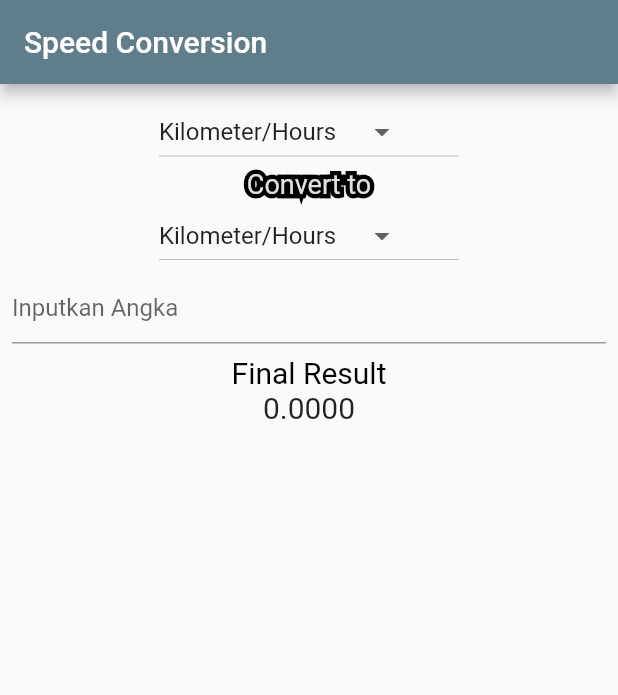
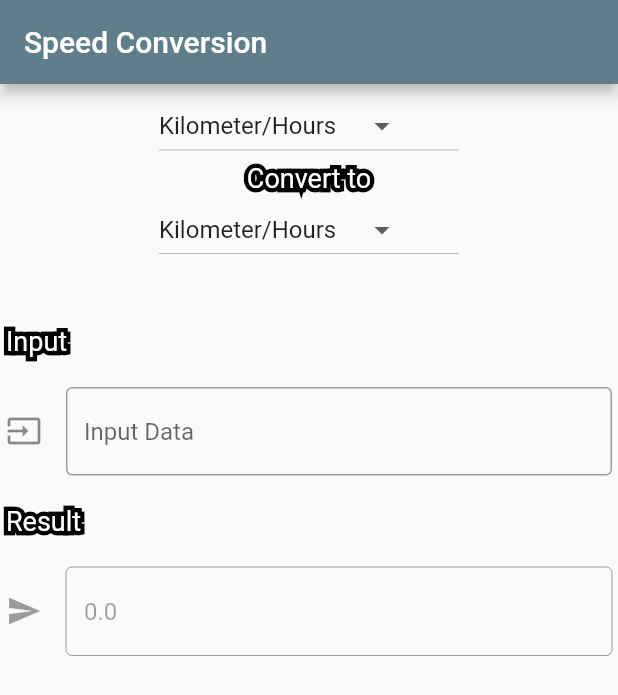
Before and after one commit to yusptar/kuis-1-pemrograman-mobile, a Flutter app: the screen it shows after launch, on a phone screen of 412 x 824 dp. Shown: the top 695 px of the screen. Run offline on Flutter 3.47's test engine with Material 2 defaults, Android fonts, the light colour scheme and no system bars.

Commit message:
progress 3

```diff
--- a/lib/converttext.dart
+++ b/lib/converttext.dart
@@ -22,7 +22,7 @@ class ConvertText extends StatelessWidget {
           'Convert to',
           style: TextStyle(
             fontSize: 18,
-            color: Colors.grey[300],
+            color: Colors.white,
           ),
         ),
       ],
--- a/lib/input.dart
+++ b/lib/input.dart
@@ -12,15 +12,50 @@ class Input extends StatelessWidget {
 
   @override
   Widget build(BuildContext context) {
-    return TextFormField(
+    return Column(
+      children: [
+        Stack(
+          children: <Widget>[
+            Container(
+              alignment: Alignment.centerLeft,
+              child: Text(
+                'Input',
+                style: TextStyle(
+                    fontSize: 18,
+                    foreground: Paint()
+                      ..style = PaintingStyle.stroke
+                      ..strokeWidth = 6
+                      ..color = Colors.black),
+              ),
+            ),
+            Container(
+              alignment: Alignment.centerLeft,
+              child: Text(
+                'Input',
+                style: TextStyle(
+                  fontSize: 18,
+                  color: Colors.white,
+                ),
+              ),
+            ),
+          ],
+        ),
+        Container(
+          height: 20,
+        ),
+        TextFormField(
           controller: SpeedController,
           keyboardType: TextInputType.number,
           inputFormatters: <TextInputFormatter>[
             FilteringTextInputFormatter.digitsOnly
           ],
           decoration: InputDecoration(
-        hintText: 'Inputkan Angka',
+            hintText: 'Input Data',
+            icon: Icon(Icons.input),
+            border: OutlineInputBorder(),
           ),
+        ),
+      ],
     );
   }
 }
--- a/lib/main.dart
+++ b/lib/main.dart
@@ -77,7 +77,7 @@ class MainSpeed extends State<SpeedConversion> {
   @override
   Widget build(BuildContext context) {
     return MaterialApp(
-      title: 'Flutter Demo',
+      title: 'Kuis 1 Pemrograman Mobile',
       theme: ThemeData(
         primarySwatch: Colors.blueGrey,
         visualDensity: VisualDensity.adaptivePlatformDensity,
@@ -87,7 +87,7 @@ class MainSpeed extends State<SpeedConversion> {
           title: Text("Speed Conversion"),
         ),
         body: Container(
-          margin: EdgeInsets.all(8),
+          margin: EdgeInsets.all(4),
           child: Column(
             children: [
               DropDownButton(
@@ -101,7 +101,13 @@ class MainSpeed extends State<SpeedConversion> {
                 valueDropDown2: _valueDropDown2,
                 methodScript2: onChanged2,
               ),
+              Container(
+                height: 40,
+              ),
               Input(SpeedController: Controller),
+              Container(
+                height: 20,
+              ),
               Result(result: _result),
               /*Convert(convertHandler: rumusSuhu),
               Container(
@@ -110,9 +116,6 @@ class MainSpeed extends State<SpeedConversion> {
                   "Riwayat Konversi",
                   style: TextStyle(fontSize: 20),
                 ),
-              ),
-              Expanded(
-                child: RiwayatKonversi(listViewItem: listViewItem),
               ),*/
             ],
           ),
--- a/lib/result.dart
+++ b/lib/result.dart
@@ -1,5 +1,6 @@
 import 'package:flutter/cupertino.dart';
 import 'package:flutter/material.dart';
+import 'dart:ui' as ui;
 
 class Result extends StatelessWidget {
   const Result({
@@ -11,21 +12,46 @@ class Result extends StatelessWidget {
 
   @override
   Widget build(BuildContext context) {
-    return Container(
-      child: Column(
-        mainAxisAlignment: MainAxisAlignment.center,
-        children: [
-          Text(
-            'Final Result',
-            style: TextStyle(color: Colors.black, fontSize: 20),
+    return Column(
+      children: [
+        Stack(
+          children: <Widget>[
+            Container(
+              alignment: Alignment.centerLeft,
+              child: Text(
+                'Result',
+                style: TextStyle(
+                    fontSize: 18,
+                    foreground: Paint()
+                      ..style = PaintingStyle.stroke
+                      ..strokeWidth = 6
+                      ..color = Colors.black),
+              ),
+            ),
+            Container(
+              alignment: Alignment.centerLeft,
+              child: Text(
+                'Result',
+                style: TextStyle(
+                  fontSize: 18,
+                  color: Colors.white,
+                ),
+              ),
+            ),
+          ],
+        ),
+        Container(
+          height: 20,
+        ),
+        TextFormField(
+          enabled: false,
+          decoration: InputDecoration(
+            hintText: '$result',
+            icon: Icon(Icons.send),
+            border: OutlineInputBorder(),
           ),
-          Text(
-            result.toStringAsFixed(4),
-            style: TextStyle(fontSize: 20),
-          ),
-        ],
-      ),
-      margin: EdgeInsets.all(8),
+        ),
+      ],
     );
   }
 }
```
Lines whose indentation alone changed are shown as unchanged.
